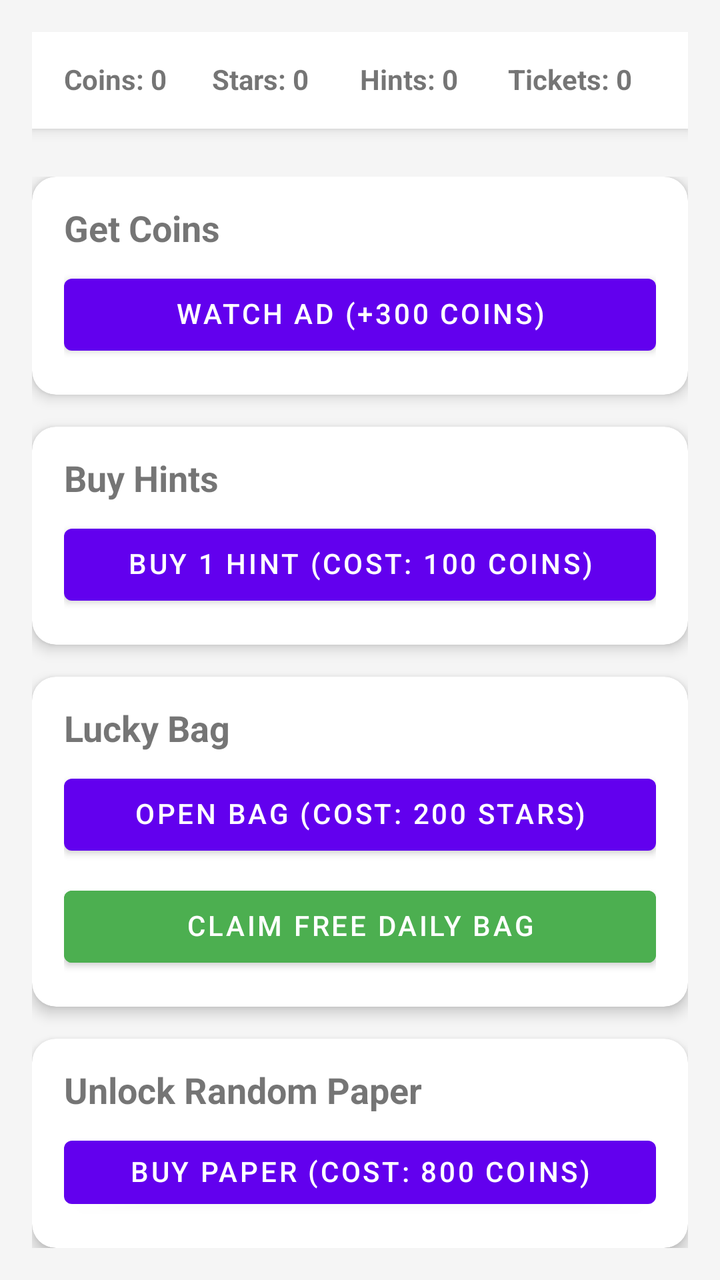
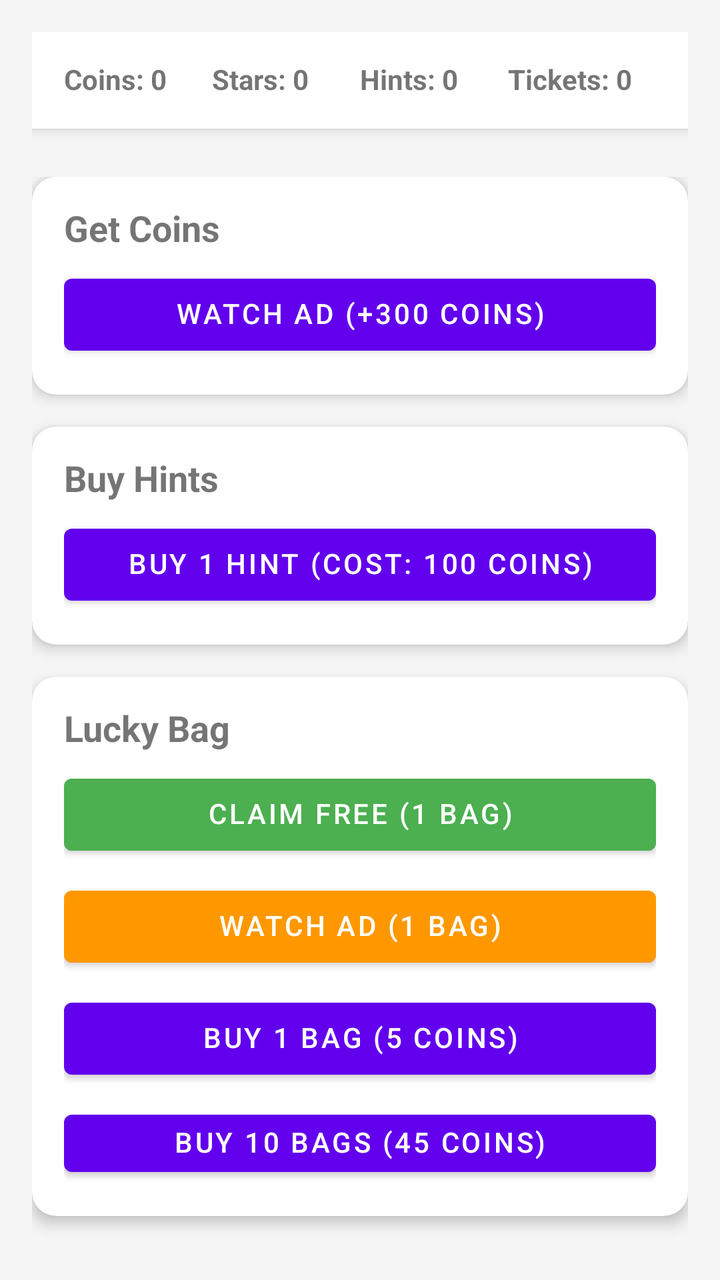

Before-and-after screenshots of an Android layout around one commit, followed by the original layout XML and the change that was made.
<!-- AndroidManifest.xml: application theme Theme.Main -->
<!-- res/layout/activity_shop.xml -->
<?xml version="1.0" encoding="utf-8"?>
<layout xmlns:android="http://schemas.android.com/apk/res/android"
    xmlns:app="http://schemas.android.com/apk/res-auto"
    xmlns:tools="http://schemas.android.com/tools">

    <data>
        <variable
            name="viewModel"
            type="com.fireants.template.ui.component.shop.ShopViewModel" />
    </data>

    <androidx.constraintlayout.widget.ConstraintLayout
        android:layout_width="match_parent"
        android:layout_height="match_parent"
        android:background="#F5F5F5"
        android:padding="16dp">

        
        <LinearLayout
            android:id="@+id/topBar"
            android:layout_width="match_parent"
            android:layout_height="wrap_content"
            android:background="#FFFFFF"
            android:elevation="4dp"
            android:orientation="horizontal"
            android:padding="16dp"
            app:layout_constraintTop_toTopOf="parent">

            <TextView
                android:id="@+id/tvCoins"
                android:layout_width="0dp"
                android:layout_height="wrap_content"
                android:layout_weight="1"
                android:text="Coins: 0"
                android:textStyle="bold" />

            <TextView
                android:id="@+id/tvStars"
                android:layout_width="0dp"
                android:layout_height="wrap_content"
                android:layout_weight="1"
                android:text="Stars: 0"
                android:textStyle="bold" />

            <TextView
                android:id="@+id/tvHints"
                android:layout_width="0dp"
                android:layout_height="wrap_content"
                android:layout_weight="1"
                android:text="Hints: 0"
                android:textStyle="bold" />

            <TextView
                android:id="@+id/tvTickets"
                android:layout_width="0dp"
                android:layout_height="wrap_content"
                android:layout_weight="1"
                android:text="Tickets: 0"
                android:textStyle="bold" />
        </LinearLayout>

        
        <LinearLayout
            android:layout_width="match_parent"
            android:layout_height="0dp"
            android:layout_marginTop="24dp"
            android:orientation="vertical"
            app:layout_constraintBottom_toBottomOf="parent"
            app:layout_constraintTop_toBottomOf="@id/topBar">

            
            <androidx.cardview.widget.CardView
                android:layout_width="match_parent"
                android:layout_height="wrap_content"
                android:layout_marginBottom="16dp"
                app:cardCornerRadius="12dp"
                app:cardElevation="4dp">
                <LinearLayout
                    android:layout_width="match_parent"
                    android:layout_height="wrap_content"
                    android:orientation="vertical"
                    android:padding="16dp">
                    <TextView
                        android:layout_width="match_parent"
                        android:layout_height="wrap_content"
                        android:text="Get Coins"
                        android:textSize="18sp"
                        android:textStyle="bold" />
                    <Button
                        android:id="@+id/btnWatchAd"
                        android:layout_width="match_parent"
                        android:layout_height="wrap_content"
                        android:layout_marginTop="8dp"
                        android:text="Watch Ad (+300 Coins)" />
                </LinearLayout>
            </androidx.cardview.widget.CardView>

            
            <androidx.cardview.widget.CardView
                android:layout_width="match_parent"
                android:layout_height="wrap_content"
                android:layout_marginBottom="16dp"
                app:cardCornerRadius="12dp"
                app:cardElevation="4dp">
                <LinearLayout
                    android:layout_width="match_parent"
                    android:layout_height="wrap_content"
                    android:orientation="vertical"
                    android:padding="16dp">
                    <TextView
                        android:layout_width="match_parent"
                        android:layout_height="wrap_content"
                        android:text="Buy Hints"
                        android:textSize="18sp"
                        android:textStyle="bold" />
                    <Button
                        android:id="@+id/btnBuyHint"
                        android:layout_width="match_parent"
                        android:layout_height="wrap_content"
                        android:layout_marginTop="8dp"
                        android:text="Buy 1 Hint (Cost: 100 Coins)" />
                </LinearLayout>
            </androidx.cardview.widget.CardView>

            
            <androidx.cardview.widget.CardView
                android:layout_width="match_parent"
                android:layout_height="wrap_content"
                android:layout_marginBottom="16dp"
                app:cardCornerRadius="12dp"
                app:cardElevation="4dp">
                <LinearLayout
                    android:layout_width="match_parent"
                    android:layout_height="wrap_content"
                    android:orientation="vertical"
                    android:padding="16dp">
                    <TextView
                        android:layout_width="match_parent"
                        android:layout_height="wrap_content"
                        android:text="Lucky Bag"
                        android:textSize="18sp"
                        android:textStyle="bold" />
                    <Button
                        android:id="@+id/btnBuyBag"
                        android:layout_width="match_parent"
                        android:layout_height="wrap_content"
                        android:layout_marginTop="8dp"
                        android:text="Open Bag (Cost: 200 Stars)" />
                    <Button
                        android:id="@+id/btnClaimFreeBag"
                        android:layout_width="match_parent"
                        android:layout_height="wrap_content"
                        android:layout_marginTop="8dp"
                        android:text="Claim Free Daily Bag"
                        android:backgroundTint="#4CAF50" />
                </LinearLayout>
            </androidx.cardview.widget.CardView>

            
            <androidx.cardview.widget.CardView
                android:layout_width="match_parent"
                android:layout_height="wrap_content"
                app:cardCornerRadius="12dp"
                app:cardElevation="4dp">
                <LinearLayout
                    android:layout_width="match_parent"
                    android:layout_height="wrap_content"
                    android:orientation="vertical"
                    android:padding="16dp">
                    <TextView
                        android:layout_width="match_parent"
                        android:layout_height="wrap_content"
                        android:text="Unlock Random Paper"
                        android:textSize="18sp"
                        android:textStyle="bold" />
                    <Button
                        android:id="@+id/btnBuyPaper"
                        android:layout_width="match_parent"
                        android:layout_height="wrap_content"
                        android:layout_marginTop="8dp"
                        android:text="Buy Paper (Cost: 800 Coins)" />
                </LinearLayout>
            </androidx.cardview.widget.CardView>

        </LinearLayout>

    </androidx.constraintlayout.widget.ConstraintLayout>
</layout>
<!-- resources referenced by this layout -->
<resources>
  <style name="Theme.Main" parent="Theme.MaterialComponents.Light.NoActionBar">
          
          <item name="colorPrimary">@color/purple_500</item>
          <item name="colorPrimaryVariant">@color/purple_700</item>
          <item name="colorOnPrimary">@color/white</item>
          
          <item name="colorSecondary">@color/teal_200</item>
          <item name="colorSecondaryVariant">@color/teal_700</item>
          <item name="colorOnSecondary">@color/white</item>
          
          <item name="android:windowBackground">#F4F4F4</item>
          
          <item name="android:animateLayoutChanges">false</item>
  
          <item name="android:includeFontPadding">false</item>
      </style>
  <color name="purple_500">#FF6200EE</color>
  <color name="purple_700">#FF3700B3</color>
  <color name="white">#FFFFFFFF</color>
  <color name="teal_200">#FF03DAC5</color>
  <color name="teal_700">#FF018786</color>
</resources>

<!-- the commit's change to res/layout/activity_shop.xml (unified diff, before → after) -->
@@ -141,18 +141,31 @@
                         android:textSize="18sp"
                         android:textStyle="bold" />
                     <Button
-                        android:id="@+id/btnBuyBag"
-                        android:layout_width="match_parent"
-                        android:layout_height="wrap_content"
-                        android:layout_marginTop="8dp"
-                        android:text="Open Bag (Cost: 200 Stars)" />
-                    <Button
                         android:id="@+id/btnClaimFreeBag"
                         android:layout_width="match_parent"
                         android:layout_height="wrap_content"
                         android:layout_marginTop="8dp"
-                        android:text="Claim Free Daily Bag"
+                        android:text="Claim Free (1 Bag)"
                         android:backgroundTint="#4CAF50" />
+                    <Button
+                        android:id="@+id/btnWatchAdBag"
+                        android:layout_width="match_parent"
+                        android:layout_height="wrap_content"
+                        android:layout_marginTop="8dp"
+                        android:text="Watch Ad (1 Bag)"
+                        android:backgroundTint="#FF9800" />
+                    <Button
+                        android:id="@+id/btnBuy1Bag"
+                        android:layout_width="match_parent"
+                        android:layout_height="wrap_content"
+                        android:layout_marginTop="8dp"
+                        android:text="Buy 1 Bag (5 Coins)" />
+                    <Button
+                        android:id="@+id/btnBuy10Bags"
+                        android:layout_width="match_parent"
+                        android:layout_height="wrap_content"
+                        android:layout_marginTop="8dp"
+                        android:text="Buy 10 Bags (45 Coins)" />
                 </LinearLayout>
             </androidx.cardview.widget.CardView>
 
